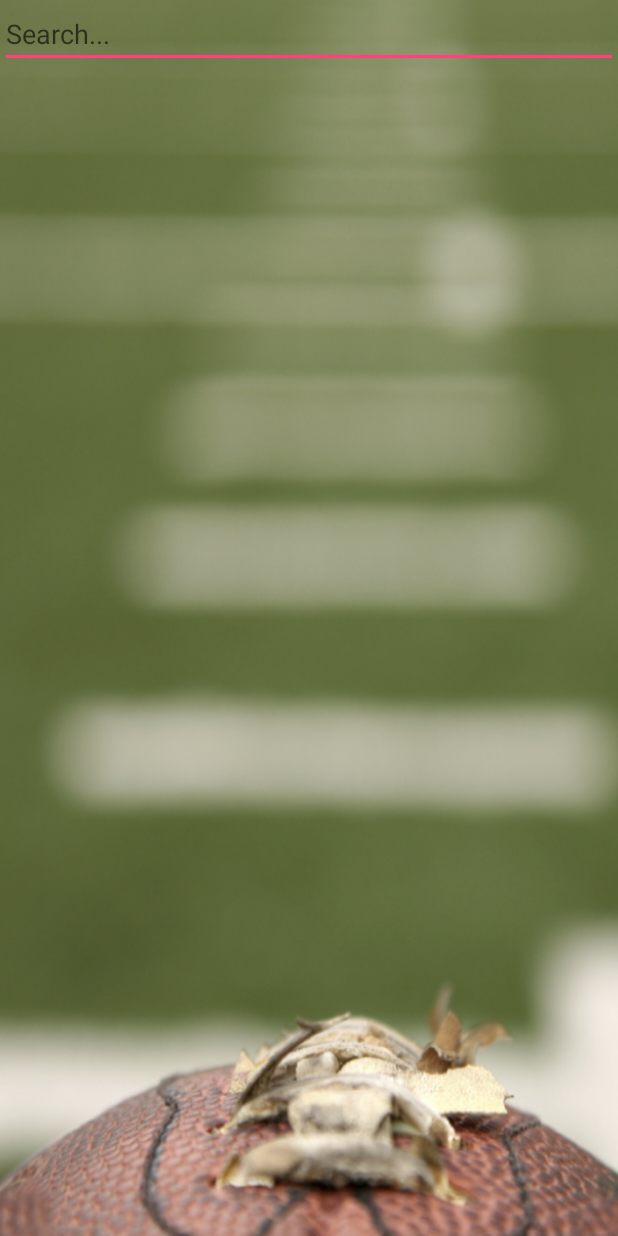
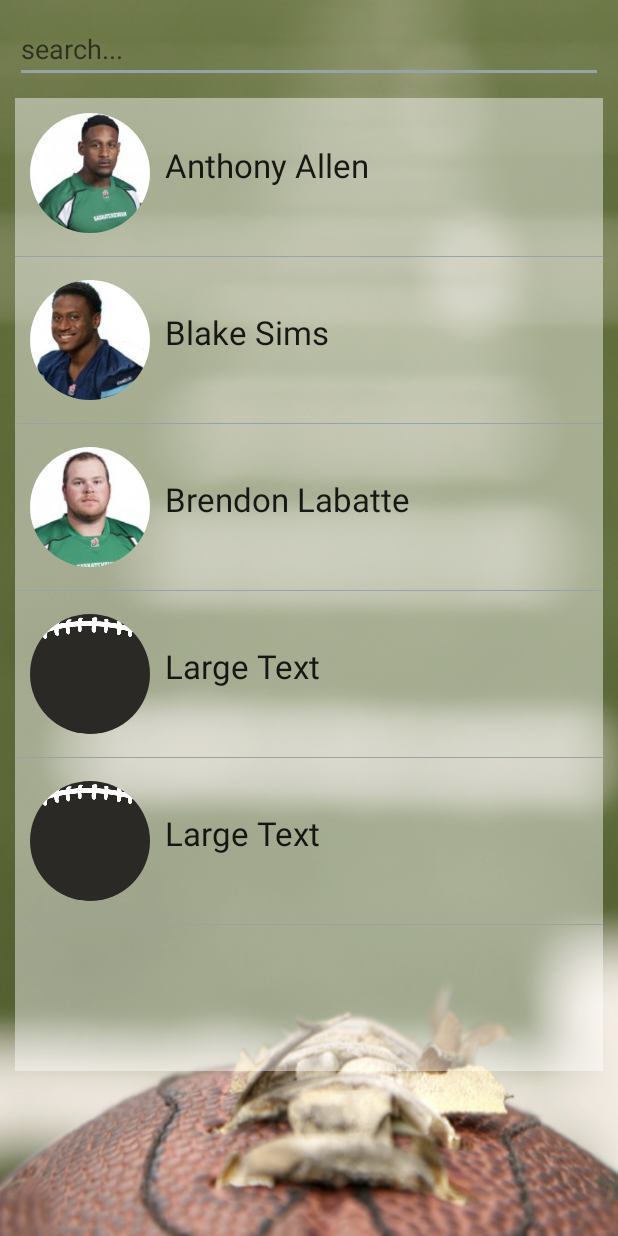
Before and after one commit to wgma00/sports-hack-chtelgrli, an Android app: the screen it shows after launch (MainActivity), on a phone screen of 412 x 824 dp. Run offline under Robolectric (Android 15) with nearby library versions, the phone set to English and light mode, and no system bars; our stand-ins replace CircleImageView.

Commit message:
Main Activity Updated

```diff
--- a/Fuudi/app/src/main/AndroidManifest.xml
+++ b/Fuudi/app/src/main/AndroidManifest.xml
@@ -10,7 +10,8 @@
         android:theme="@style/AppTheme.NoActionBar" >
         <activity
             android:name=".MainActivity"
-            android:label="Fuddi" >
+            android:label="Fuddi"
+            android:windowSoftInputMode="adjustNothing">
             <intent-filter>
                 <action android:name="android.intent.action.MAIN" />
 
--- a/Fuudi/app/src/main/java/com/fantasybuddy/user/fuudi/MainActivity.java
+++ b/Fuudi/app/src/main/java/com/fantasybuddy/user/fuudi/MainActivity.java
@@ -10,11 +10,18 @@ import java.util.List;
 
 public class MainActivity extends AppCompatActivity{
 
-    public static List<Player> listOfMyContactObjects = new ArrayList<Player>();
+    public static List<Player> listOfMyPlayers = new ArrayList<Player>();
 
 
     @Override
     protected void onCreate(Bundle savedInstanceState) {
+        listOfMyPlayers.add(new Player("Adit", "Patel"));
+        listOfMyPlayers.add(new Player("Adit1", "Patel"));
+        listOfMyPlayers.add(new Player("Adit2", "Patel"));
+        listOfMyPlayers.add(new Player("Adit3", "Patel"));
+        listOfMyPlayers.add(new Player("Adit4", "Patel"));
+        listOfMyPlayers.add(new Player("Adit5", "Patel"));
+
         super.onCreate(savedInstanceState);
         setContentView(R.layout.activity_main);
     }
--- a/Fuudi/app/src/main/java/com/fantasybuddy/user/fuudi/Player.java
+++ b/Fuudi/app/src/main/java/com/fantasybuddy/user/fuudi/Player.java
@@ -73,6 +73,11 @@ public class Player {
     // values for each players, taken form the roster_stats database.
     ArrayList< ArrayList >playerStatistics;
 
+    public Player(String firstName, String lastName) {
+        this.firstName = firstName;
+        this.lastName = lastName;
+    }
+
     /**
      * Default constructor
      */
@@ -93,6 +98,7 @@ public class Player {
         this.setCollege(STRING_INDETERMINATE);
         this.setYrsTeam(INT_INDETERMINATE);
         this.setYrsLeague(INT_INDETERMINATE);
+
         this.setRosStatus(INT_INDETERMINATE);
     }
 
--- a/Fuudi/app/src/main/res/layout/activity_main.xml
+++ b/Fuudi/app/src/main/res/layout/activity_main.xml
@@ -9,72 +9,226 @@
     android:id="@+id/main_activity"
     android:background="@drawable/background">
 
+    <ScrollView
+        android:layout_width="match_parent"
+        android:layout_height="match_parent"
+        android:id="@+id/scrollView"
+        android:layout_above="@+id/linearLayout"
+        android:background="@color/translucent"
+        android:layout_marginLeft="10dp"
+        android:layout_marginRight="10dp"
+        android:layout_marginBottom="10dp"
+        android:layout_below="@+id/editText" >
+
+        <LinearLayout
+            android:orientation="vertical"
+            android:layout_width="match_parent"
+            android:layout_height="match_parent">
+
+            <LinearLayout
+                android:orientation="horizontal"
+                android:layout_width="match_parent"
+                android:layout_height="match_parent">
+
+                <de.hdodenhof.circleimageview.CircleImageView
+                    android:layout_width="80dp"
+                    android:layout_height="80dp"
+                    android:id="@+id/message_image"
+                    android:layout_alignParentLeft="true"
+                    android:layout_alignParentTop="false"
+                    android:layout_margin="10dp"
+                    android:src="@drawable/anthonyAllen" />
 
 
 
-    <!--<EditText-->
+                    <TextView
+                        android:layout_width="wrap_content"
+                        android:layout_height="wrap_content"
+                        android:textAppearance="?android:attr/textAppearanceLarge"
+                        android:text="Anthony Allen"
+                        android:id="@+id/textView"
+                        android:layout_marginTop="30dp" />
 
-        <!--android:inputType="textEmailAddress"-->
-        <!--android:layout_width="match_parent"-->
-        <!--android:layout_height="50dp"-->
-        <!--android:textColor="@color/colorPrimary"-->
-        <!--android:layout_margin="10dp"-->
-        <!--android:ems="20"-->
-        <!--android:hint="search a player"-->
-        <!--android:id="@+id/email"-->
-        <!--android:layout_below="@+id/textView4"-->
-        <!--android:layout_centerHorizontal="true"-->
-        <!--android:clickable="true"-->
-        <!--android:layout_gravity="center_horizontal"-->
-        <!--android:layout_marginTop="25dp" />-->
 
-    <!--<Button-->
-        <!--android:layout_width="wrap_content"-->
-        <!--android:layout_height="wrap_content"-->
-        <!--android:text="Twitter"-->
-        <!--android:id="@+id/button"-->
-        <!--android:clickable="true"-->
-        <!--android:onClick="openTrendingInTwitterActivity"-->
-        <!--android:layout_gravity="center_horizontal" />-->
+            </LinearLayout>
 
-    <!--<de.hdodenhof.circleimageview.CircleImageView-->
-        <!--android:layout_width="90dp"-->
-        <!--android:layout_height="90dp"-->
-        <!--android:id="@+id/img"-->
-        <!--android:background="@android:color/transparent"-->
-        <!--android:layout_gravity="center"-->
-        <!--android:layout_marginLeft="5dp"-->
-        <!--android:layout_marginRight="5dp"-->
-        <!--android:src="@drawable/pinned_players_icon"-->
-        <!--android:layout_below="@+id/editText"-->
-        <!--android:layout_alignStart="@+id/imageView" />-->
+            <View
+                android:layout_width="match_parent"
+                android:layout_height="1px"
+                android:background="@color/concrete"
+                android:layout_marginBottom="5dp"
+                android:layout_marginTop="5dp"
+                >
+            </View>
 
-    <!--<ImageView-->
-        <!--android:layout_width="300dp"-->
-        <!--android:layout_height="180dp"-->
-        <!--android:id="@+id/imageView"-->
-        <!--android:background="@drawable/gray_football"-->
-        <!--android:layout_gravity="center"-->
-        <!--android:layout_centerVertical="true"-->
-        <!--android:layout_centerHorizontal="true" />-->
+            <LinearLayout
+                android:orientation="horizontal"
+                android:layout_width="match_parent"
+                android:layout_height="match_parent">
 
-    <!--<ImageView-->
-        <!--android:layout_width="wrap_content"-->
-        <!--android:layout_height="wrap_content"-->
-        <!--android:id="@+id/imageView"-->
-        <!--android:background="@drawable/football_on_field"-->
-        <!--android:scaleType="centerCrop"/>-->
+                <de.hdodenhof.circleimageview.CircleImageView
+                    android:layout_width="80dp"
+                    android:layout_height="80dp"
+                    android:src="@drawable/blakeSims"
+                    android:id="@+id/message_image2"
+                    android:layout_alignParentLeft="true"
+                    android:layout_alignParentTop="false"
+                    android:layout_margin="10dp" />
+
+
+
+                <TextView
+                    android:layout_width="wrap_content"
+                    android:layout_height="wrap_content"
+                    android:textAppearance="?android:attr/textAppearanceLarge"
+                    android:text="Blake Sims"
+                    android:id="@+id/textView2"
+                    android:layout_marginTop="30dp" />
+
+
+            </LinearLayout>
+
+            <View
+                android:layout_width="match_parent"
+                android:layout_height="1px"
+                android:background="@color/concrete"
+                android:layout_marginBottom="5dp"
+                android:layout_marginTop="5dp"
+                >
+            </View>
+
+            <LinearLayout
+                android:orientation="horizontal"
+                android:layout_width="match_parent"
+                android:layout_height="match_parent">
+
+                <de.hdodenhof.circleimageview.CircleImageView
+                    android:layout_width="80dp"
+                    android:layout_height="80dp"
+                    android:src="@drawable/brendonLabatte"
+                    android:id="@+id/message_image3"
+                    android:layout_alignParentLeft="true"
+                    android:layout_alignParentTop="false"
+                    android:layout_margin="10dp" />
+
+
+
+                <TextView
+                    android:layout_width="wrap_content"
+                    android:layout_height="wrap_content"
+                    android:textAppearance="?android:attr/textAppearanceLarge"
+                    android:text="Brendon Labatte"
+                    android:id="@+id/textView3"
+                    android:layout_marginTop="30dp" />
+
+
+            </LinearLayout>
+
+            <View
+                android:layout_width="match_parent"
+                android:layout_height="1px"
+                android:background="@color/concrete"
+                android:layout_marginBottom="5dp"
+                android:layout_marginTop="5dp"
+                >
+            </View>
+
+            <LinearLayout
+                android:orientation="horizontal"
+                android:layout_width="match_parent"
+                android:layout_height="match_parent">
+
+                <de.hdodenhof.circleimageview.CircleImageView
+                    android:layout_width="80dp"
+                    android:layout_height="80dp"
+                    android:src="@drawable/gray_football"
+                    android:id="@+id/message_image4"
+                    android:layout_alignParentLeft="true"
+                    android:layout_alignParentTop="false"
+                    android:layout_margin="10dp" />
+
+
+
+                <TextView
+                    android:layout_width="wrap_content"
+                    android:layout_height="wrap_content"
+                    android:textAppearance="?android:attr/textAppearanceLarge"
+                    android:text="Large Text"
+                    android:id="@+id/textView4"
+                    android:layout_marginTop="30dp" />
+
+
+            </LinearLayout>
+
+            <View
+                android:layout_width="match_parent"
+                android:layout_height="1px"
+                android:background="@color/concrete"
+                android:layout_marginBottom="5dp"
+                android:layout_marginTop="5dp"
+                >
+            </View>
+
+            <LinearLayout
+                android:orientation="horizontal"
+                android:layout_width="match_parent"
+                android:layout_height="match_parent">
+
+                <de.hdodenhof.circleimageview.CircleImageView
+                    android:layout_width="80dp"
+                    android:layout_height="80dp"
+                    android:src="@drawable/gray_football"
+                    android:id="@+id/message_image5"
+                    android:layout_alignParentLeft="true"
+                    android:layout_alignParentTop="false"
+                    android:layout_margin="10dp" />
+
+
+
+                <TextView
+                    android:layout_width="wrap_content"
+                    android:layout_height="wrap_content"
+                    android:textAppearance="?android:attr/textAppearanceLarge"
+                    android:text="Large Text"
+                    android:id="@+id/textView5"
+                    android:layout_marginTop="30dp" />
+
+
+            </LinearLayout>
+
+            <View
+                android:layout_width="match_parent"
+                android:layout_height="1px"
+                android:background="@color/concrete"
+                android:layout_marginBottom="5dp"
+                android:layout_marginTop="5dp"
+                >
+            </View>
+
+        </LinearLayout>
+
+    </ScrollView>
+
+
+
+    <LinearLayout
+        android:orientation="horizontal"
+        android:layout_width="match_parent"
+        android:layout_height="100dp"
+        android:layout_alignParentBottom="true"
+        android:layout_alignParentStart="true"
+        android:id="@+id/linearLayout"></LinearLayout>
 
     <EditText
         android:layout_width="match_parent"
-        android:layout_height="wrap_content"
-        android:textColor="@color/black"
-        android:hint="Search..."
-        android:fontFamily="sans-serif"
+        android:layout_height="45dp"
+        android:inputType="textPersonName"
+        android:layout_margin="10dp"
+        android:hint="search..."
         android:ems="10"
-        android:id="@+id/search_box"
-        android:clickable="true"
-        android:layout_gravity="center_horizontal" />
+        android:id="@+id/editText"
+        android:layout_alignParentTop="true"
+        android:layout_centerHorizontal="true" />
 
 
 </RelativeLayout>
--- a/Fuudi/app/src/main/res/values/colors.xml
+++ b/Fuudi/app/src/main/res/values/colors.xml
@@ -2,7 +2,7 @@
 <resources>
     <color name="colorPrimary">#3F51B5</color>
     <color name="colorPrimaryDark">#303F9F</color>
-    <color name="colorAccent">#FF4081</color>
+    <color name="colorAccent">#95a5a6</color>
     <color name="peterRiver">#3498db</color>
     <color name="concrete">#95a5a6</color>
     <color name="nepheritis">#27ae60</color>
@@ -11,7 +11,7 @@
     <color name="silver">#bdc3c7</color>
     <color name="black">#000000</color>
     <color name="footballColor">#2B2926</color>
-
+    <color name="translucent">#70FFFFFF</color>
 
 
 </resources>
--- /dev/null
+++ b/Fuudi/app/src/main/res/values/example_list_items.xml
@@ -0,0 +1,34 @@
+<?xml version="1.0" encoding="utf-8"?>
+<resources>
+
+    <string-array name="sample_list">
+        <item>Adit</item>
+        <item>Justin</item>
+        <item>Brian</item>
+        <item>William</item>
+        <item>Adit</item>
+        <item>Justin</item>
+        <item>Brian</item>
+        <item>William</item>
+        <item>Adit</item>
+        <item>Justin</item>
+        <item>Brian</item>
+        <item>William</item>
+        <item>Adit</item>
+        <item>Justin</item>
+        <item>Brian</item>
+        <item>William</item>
+        <item>Adit</item>
+        <item>Justin</item>
+        <item>Brian</item>
+        <item>William</item>
+        <item>Adit</item>
+        <item>Justin</item>
+        <item>Brian</item>
+        <item>William</item>
+
+
+    </string-array>
+
+
+</resources>
```
Also changed, not shown: Fuudi/app/src/main/res/drawable/anthonyAllen.jpg (added), Fuudi/app/src/main/res/drawable/blakeSims.jpg (added), Fuudi/app/src/main/res/drawable/brendonLabatte.jpg (added), Fuudi/app/src/main/res/drawable/brettSmith.jpg (added), Fuudi/app/src/main/res/drawable/carlFitzgerald.jpg (added), Fuudi/app/src/main/res/drawable/chrisBest.jpg (added), Fuudi/app/src/main/res/drawable/donUnamba.jpg (added), Fuudi/app/src/main/res/drawable/hugoLopez.jpg (added), Fuudi/app/src/main/res/drawable/jakeDoughty.jpg (added), Fuudi/app/src/main/res/drawable/jeffKnoxJr.jpg (added).
